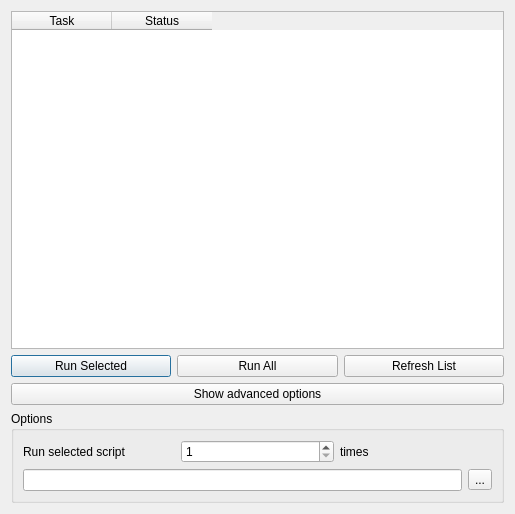
First picture: the form in safe_qgis/script_dialog_base.ui, repository feyeandal/inasafe, before the edit.
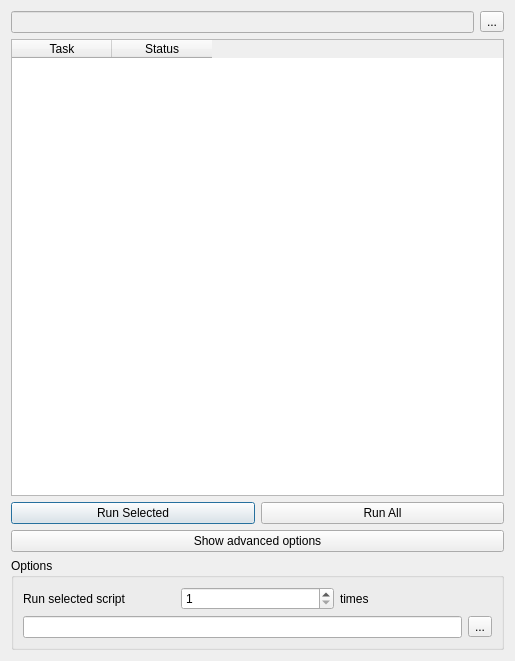
Second picture: the form after the edit.

Commit message: Implement #513, add widget to select directory for input script & scenario.

```diff
--- a/safe_qgis/script_dialog_base.ui
+++ b/safe_qgis/script_dialog_base.ui
@@ -7,52 +7,32 @@
     <x>0</x>
     <y>0</y>
     <width>515</width>
-    <height>514</height>
+    <height>661</height>
    </rect>
   </property>
   <property name="windowTitle">
    <string>InaSAFE Batch Runner</string>
   </property>
   <layout class="QGridLayout" name="gridLayout">
-   <item row="1" column="0">
-    <layout class="QHBoxLayout" name="horizontalLayout">
-     <item>
-      <widget class="QPushButton" name="btnRunSelected">
-       <property name="text">
-        <string>Run Selected</string>
-       </property>
-      </widget>
-     </item>
-     <item>
-      <widget class="QPushButton" name="pbnRunAll">
-       <property name="text">
-        <string>Run All</string>
-       </property>
-      </widget>
-     </item>
-     <item>
-      <widget class="QPushButton" name="btnRefresh">
-       <property name="text">
-        <string>Refresh List</string>
-       </property>
-      </widget>
-     </item>
-    </layout>
-   </item>
-   <item row="2" column="0">
-    <widget class="QPushButton" name="pbnAdvanced">
-     <property name="text">
-      <string>Show advanced options</string>
-     </property>
-     <property name="checkable">
-      <bool>true</bool>
-     </property>
-     <property name="checked">
-      <bool>false</bool>
-     </property>
-    </widget>
-   </item>
    <item row="0" column="0">
+    <layout class="QHBoxLayout" name="horizontalLayout_4">
+     <item>
+      <widget class="QLineEdit" name="leSourceDir">
+       <property name="enabled">
+        <bool>false</bool>
+       </property>
+      </widget>
+     </item>
+     <item>
+      <widget class="QToolButton" name="tbSourceDir">
+       <property name="text">
+        <string>...</string>
+       </property>
+      </widget>
+     </item>
+    </layout>
+   </item>
+   <item row="1" column="0">
     <widget class="QTableWidget" name="tblScript">
      <property name="alternatingRowColors">
       <bool>false</bool>
@@ -81,7 +61,38 @@
      </column>
     </widget>
    </item>
+   <item row="2" column="0">
+    <layout class="QHBoxLayout" name="horizontalLayout">
+     <item>
+      <widget class="QPushButton" name="btnRunSelected">
+       <property name="text">
+        <string>Run Selected</string>
+       </property>
+      </widget>
+     </item>
+     <item>
+      <widget class="QPushButton" name="pbnRunAll">
+       <property name="text">
+        <string>Run All</string>
+       </property>
+      </widget>
+     </item>
+    </layout>
+   </item>
    <item row="3" column="0">
+    <widget class="QPushButton" name="pbnAdvanced">
+     <property name="text">
+      <string>Show advanced options</string>
+     </property>
+     <property name="checkable">
+      <bool>true</bool>
+     </property>
+     <property name="checked">
+      <bool>false</bool>
+     </property>
+    </widget>
+   </item>
+   <item row="4" column="0">
     <widget class="QGroupBox" name="gboOptions">
      <property name="title">
       <string>Options</string>
```
Left out of the diff: 5 changed lines with no effect on the pictures. The commit also changes 2 other files.
